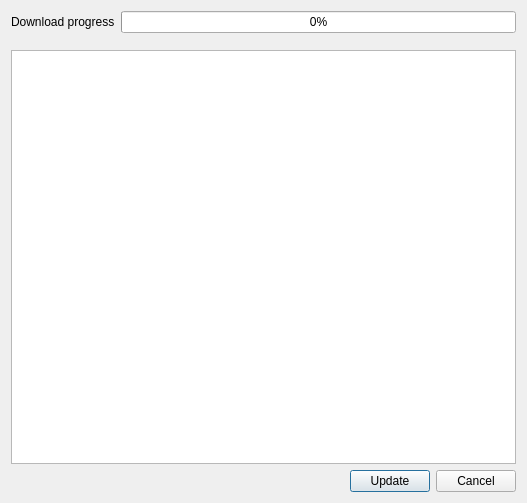
This is Updater/maindialog.ui in End1-1/Cafe5 as Qt 5 draws it before an edit. The edited form follows.
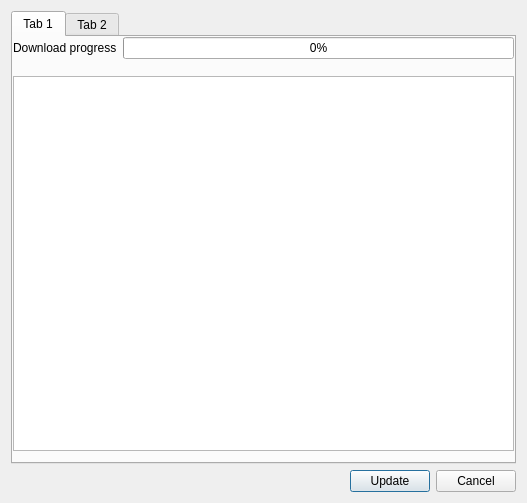
This is the edited form.

What changed in the file:
```diff
--- a/Updater/maindialog.ui
+++ b/Updater/maindialog.ui
@@ -15,6 +15,28 @@
   </property>
   <layout class="QVBoxLayout" name="verticalLayout_2">
    <item>
+    <widget class="QTabWidget" name="tabWidget">
+     <property name="tabShape">
+      <enum>QTabWidget::Rounded</enum>
+     </property>
+     <property name="currentIndex">
+      <number>0</number>
+     </property>
+     <widget class="QWidget" name="tab">
+      <attribute name="title">
+       <string>Tab 1</string>
+      </attribute>
+      <layout class="QVBoxLayout" name="verticalLayout">
+       <property name="leftMargin">
+        <number>0</number>
+       </property>
+       <property name="topMargin">
+        <number>0</number>
+       </property>
+       <property name="rightMargin">
+        <number>0</number>
+       </property>
+       <item>
     <widget class="QWidget" name="wDownload" native="true">
      <layout class="QHBoxLayout" name="horizontalLayout_2">
       <property name="leftMargin">
@@ -48,6 +70,15 @@
    </item>
    <item>
     <widget class="QPlainTextEdit" name="txtLog"/>
+       </item>
+      </layout>
+     </widget>
+     <widget class="QWidget" name="tab_2">
+      <attribute name="title">
+       <string>Tab 2</string>
+      </attribute>
+     </widget>
+    </widget>
    </item>
    <item>
     <widget class="QWidget" name="widget" native="true">
```
Lines whose indentation alone changed are shown as unchanged.
